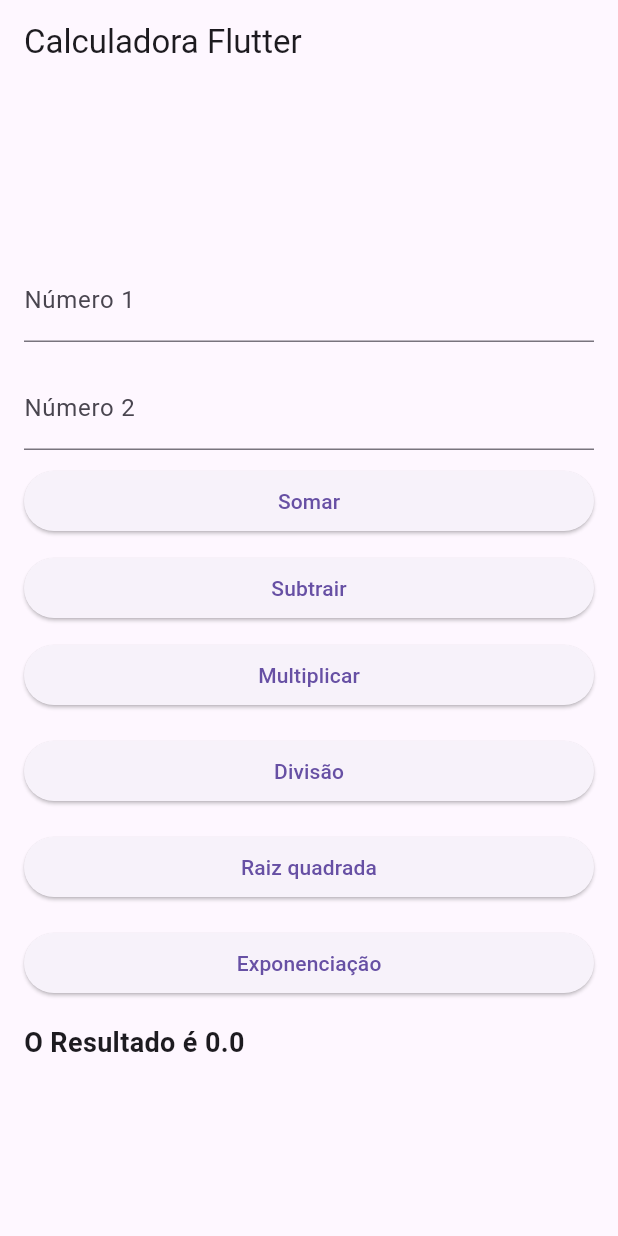
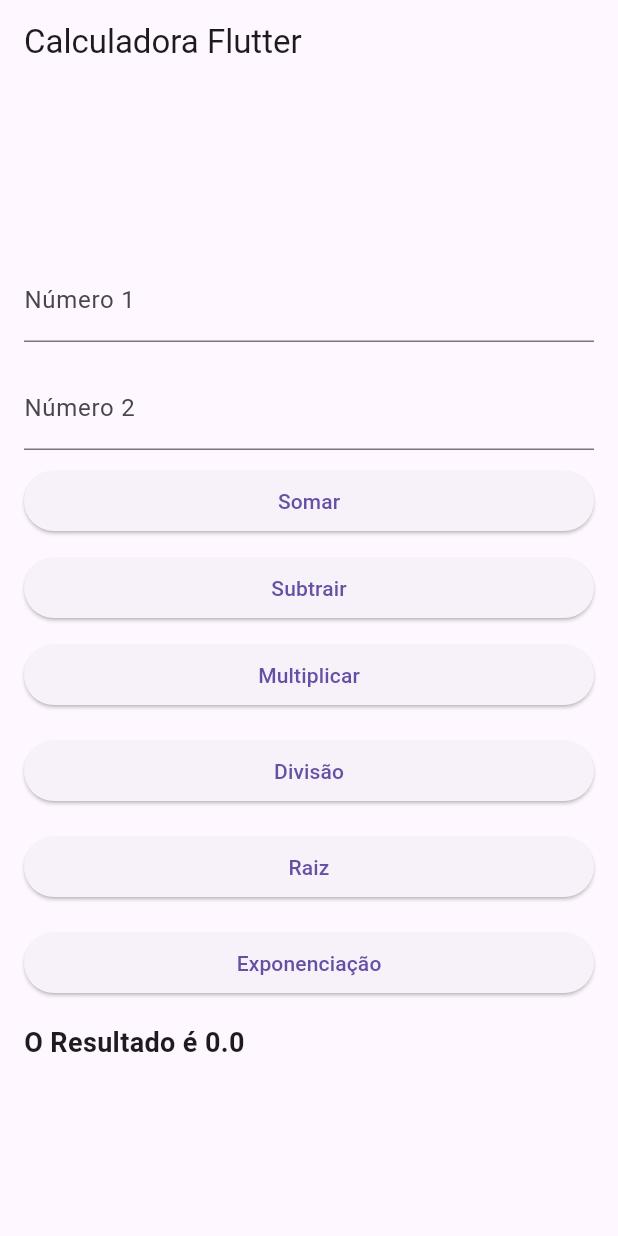
Before and after one commit to rafaelmoura23/mobile_flutter, a Flutter app: the screen it shows after launch, after a tap on "Somar", on a phone screen of 412 x 824 dp. Run offline on Flutter 3.47's test engine with Material 3 defaults, Android fonts, the phone set to English and light mode, and no system bars.

Commit message:
calculator

```diff
--- a/CursoFlutter/calculator_flutter/lib/main.dart
+++ b/CursoFlutter/calculator_flutter/lib/main.dart
@@ -45,11 +45,12 @@
       } else if(operacao == 'Div'){
         resultado = numero1 * numero2;
       } else if(operacao == "Raiz"){
-        if(resultado!=0){
-          resultado = pow(numero1, 1/numero2) as double?;
+        if(numero1>=0 && numero2%2 != 0){
+          resultado = -pow(-numero1, 1/numero2) as double?;
         } else{
-          "Operação inválida negativo";
-        } //
+          resultado = null;
+        }
+
       } else if(operacao == "Expo"){
         resultado = pow(numero1, numero2) as double?;
       }
@@ -107,7 +108,7 @@
             SizedBox(height: 16.0),
             ElevatedButton(
               onPressed: () => _calcular('Raiz'),
-              child: Text('Raiz quadrada'),
+              child: Text('Raiz'),
             ),
             SizedBox(height: 16.0),
             ElevatedButton(
```
